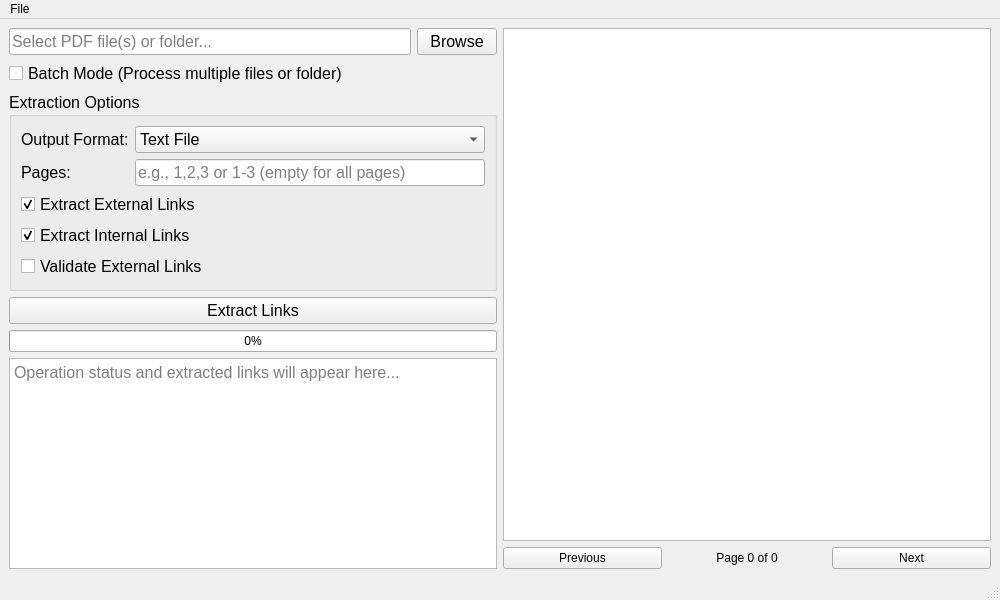
Above: src/tools/pdf_tools/pdf_content_extraction/extract_links.ui from richardnoragon/1_2 before the change. Below: the same form after it.
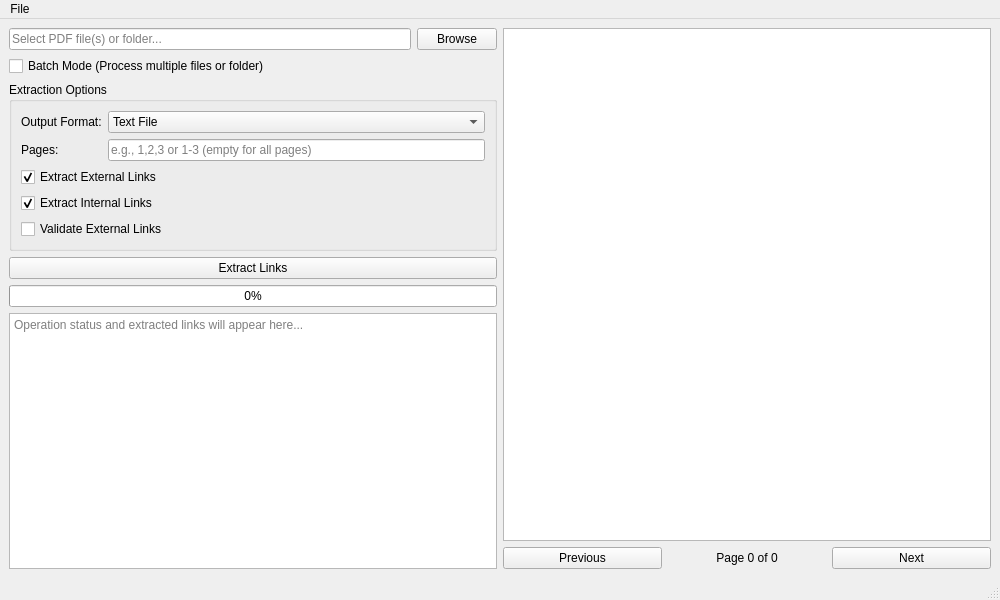
That is the form after the change.

Patch:
```diff
--- a/src/tools/pdf_tools/pdf_content_extraction/extract_links.ui
+++ b/src/tools/pdf_tools/pdf_content_extraction/extract_links.ui
@@ -21,11 +21,6 @@
        <layout class="QHBoxLayout" name="horizontalLayout">
         <item>
          <widget class="QLineEdit" name="inputFileEdit">
-          <property name="font">
-           <font>
-            <pointsize>12</pointsize>
-           </font>
-          </property>
           <property name="placeholderText">
            <string>Select PDF file(s) or folder...</string>
           </property>
@@ -36,11 +31,6 @@
         </item>
         <item>
          <widget class="QPushButton" name="browseButton">
-          <property name="font">
-           <font>
-            <pointsize>12</pointsize>
-           </font>
-          </property>
           <property name="text">
            <string>Browse</string>
           </property>
@@ -50,11 +40,6 @@
       </item>
       <item>
        <widget class="QCheckBox" name="batchModeCheckbox">
-        <property name="font">
-         <font>
-          <pointsize>12</pointsize>
-         </font>
-        </property>
         <property name="text">
          <string>Batch Mode (Process multiple files or folder)</string>
         </property>
@@ -62,11 +47,6 @@
       </item>
       <item>
        <widget class="QGroupBox" name="extractionOptionsGroup">
-        <property name="font">
-         <font>
-          <pointsize>12</pointsize>
-         </font>
-        </property>
         <property name="title">
          <string>Extraction Options</string>
         </property>
@@ -147,11 +127,6 @@
       </item>
       <item>
        <widget class="QPushButton" name="extractButton">
-        <property name="font">
-         <font>
-          <pointsize>12</pointsize>
-         </font>
-        </property>
         <property name="text">
          <string>Extract Links</string>
         </property>
@@ -166,11 +141,6 @@
       </item>
       <item>
        <widget class="QTextEdit" name="outputText">
-        <property name="font">
-         <font>
-          <pointsize>12</pointsize>
-         </font>
-        </property>
         <property name="readOnly">
          <bool>true</bool>
         </property>
```
Left out of the diff: 66 changed lines with no effect on the pictures.
